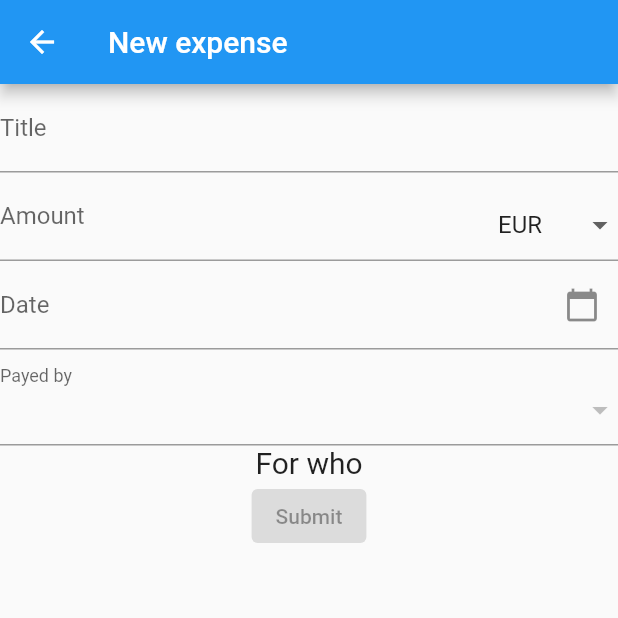
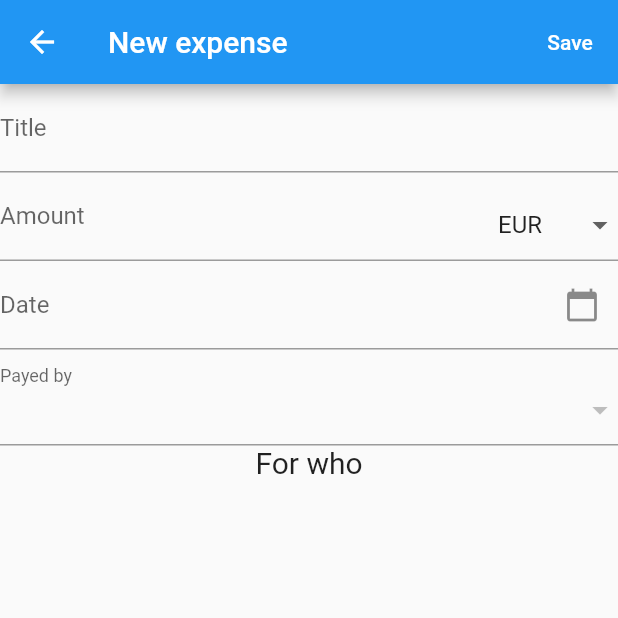
Before and after one commit to JackieJoker/sye, a Flutter app: the screen it shows after launch, after a tap on the "add" icon, on a phone screen of 412 x 824 dp, the top half of it. Run offline on Flutter 3.47's test engine with Material 2 defaults, Android fonts, the phone set to English and light mode, and no system bars; drawn by our look-alikes of reactive_forms; our stand-ins replace device_info_plus, firebase_core, firebase_database, flutter_slidable; missing offline and left inert: flutterfire_ui; accounts and stored records are empty.

Commit message:
Improved Submit functionality in the ExpenseForm.

```diff
--- a/lib/expense_form.dart
+++ b/lib/expense_form.dart
@@ -5,27 +5,16 @@ import 'package:reactive_forms/reactive_forms.dart';
 import 'package:intl/intl.dart';
 import 'package:sye/expense_users_form.dart';
 import 'db.dart';
+import 'expense_form_model.dart';
 
 class ExpenseForm extends StatelessWidget {
   final String _groupId;
-  ExpenseForm({required String groupId, Key? key}) : _groupId = groupId, super(key: key);
-
-  /// decimalRegExp is a regular expression (regex) that defines a decimal number
-  /// with '.' as divider between integer and decimal part.
-  /// Ex. 35.7 | 7 | 0.954
-  static const decimalRegExp = r'^\d+(\.\d+)?$';
-
-  final FormGroup form = fb.group({
-        'title': ['', Validators.required],
-        'amount': FormControl<String>(validators: [Validators.required, Validators.pattern(decimalRegExp)]),
-        'currency': 'eur',
-        'date': [DateTime.now()],
-        'payer': ['', Validators.required], //key of the user
-        'users': FormArray<bool>([]),
-      });
+  final ExpenseFormModel _model;
+  const ExpenseForm({required String groupId, required ExpenseFormModel model, Key? key}) : _groupId = groupId, _model = model, super(key: key);
 
   @override
   Widget build(BuildContext context) {
+    final form = _model.form;
     return ReactiveFormBuilder(
     form: () => form,
       builder: (context, form, child) {
@@ -39,7 +28,7 @@ class ExpenseForm extends StatelessWidget {
               ),
             ),
             Row(
-              crossAxisAlignment: CrossAxisAlignment.end,
+              crossAxisAlignment: CrossAxisAlignment.start,
               children: [
                 Flexible(
                   flex: 5,
@@ -53,7 +42,9 @@ class ExpenseForm extends StatelessWidget {
                       inputFormatters: [FilteringTextInputFormatter.allow(RegExp(r'[0-9.]'))],
                   ),
                 ),
-                SizedBox(
+                Padding(
+                  padding: const EdgeInsets.only(top: 11),
+                  child: SizedBox(
                     width: 80,
                     child: ReactiveDropdownField<String>(
                       isExpanded: true,
@@ -64,6 +55,7 @@ class ExpenseForm extends StatelessWidget {
                           child: Text('EUR'),
                         ),
                       ],
+                    ),
                   ),
                 ),
               ],
@@ -118,30 +110,9 @@ class ExpenseForm extends StatelessWidget {
               ),
             ),
             ExpenseUsersForm(form: form, groupId: _groupId,),
-            ReactiveFormConsumer(
-              builder: (BuildContext context, FormGroup formGroup, Widget? child) {
-                return ElevatedButton(
-                  child: const Text('Submit'),
-                  onPressed: form.valid ? _onSubmit : null,
-                );
-              },
-            ),
           ]),
         );
       },
     );
   }
-  void _onSubmit() {
-    List<bool?> usersBool = form.findControl('users')!.value as List<bool?>;
-    Map<String, String> selectedUsers = {};
-    for(int i = 0; i < usersBool.length; i++){
-      if (usersBool[i]!) selectedUsers[DB.userKeys[i]] = DB.users[i];
 }
-    Map? edited = Map.of(form.value);
-    edited.update('users', (value) => selectedUsers) as Map?;
-    edited.update('date', (value) => value.toString());
-    edited.update('amount', (value) => double.parse(value));
-    DB.addExpense(_groupId, edited);
-    //form.reset();
-  }
-}
--- /dev/null
+++ b/lib/expense_form_model.dart
@@ -0,0 +1,17 @@
+import 'package:reactive_forms/reactive_forms.dart';
+
+class ExpenseFormModel{
+  /// decimalRegExp is a regular expression (regex) that defines a decimal number
+  /// with '.' as divider between integer and decimal part.
+  /// Ex. 35.7 | 7 | 0.954
+  static const decimalRegExp = r'^\d+(\.\d+)?$';
+
+  final FormGroup form = fb.group({
+    'title': ['', Validators.required],
+    'amount': FormControl<String>(validators: [Validators.required, Validators.pattern(decimalRegExp)]),
+    'currency': 'eur',
+    'date': [DateTime.now()],
+    'payer': ['', Validators.required], //key of the user
+    'users': FormArray<bool>([]),
+  });
+}
--- a/lib/new_expense_page.dart
+++ b/lib/new_expense_page.dart
@@ -1,17 +1,58 @@
 import 'package:flutter/material.dart';
 import 'package:sye/expense_form.dart';
 
+import 'db.dart';
+import 'expense_form_model.dart';
+
 class NewExpensePage extends StatelessWidget {
   final String _groupId;
-  const NewExpensePage({required String groupId, Key? key}) : _groupId = groupId, super(key: key);
+
+  final ExpenseFormModel _model = ExpenseFormModel();
+
+  NewExpensePage({required String groupId, Key? key})
+      : _groupId = groupId,
+        super(key: key);
 
   @override
   Widget build(BuildContext context) {
+    final form = _model.form;
     return Scaffold(
-        appBar: AppBar(
-          title: const Text("New expense"),
-        ),
-        body: ExpenseForm(groupId: _groupId,),
+      appBar: AppBar(
+        title: const Text("New expense"),
+        actions: <Widget>[
+          TextButton(
+              child: const Text(
+                "Save",
+                style: TextStyle(
+                  color: Colors.white,
+                ),
+              ),
+              onPressed: () {
+                if (form.valid) {
+                  _onSubmit();
+                  Navigator.pop(context);
+                } else {
+                  form.markAllAsTouched();
+                }
+              })
+        ],
+      ),
+      body: ExpenseForm(groupId: _groupId, model: _model),
     );
   }
+
+  void _onSubmit() {
+    final form = _model.form;
+    List<bool?> usersBool = form.findControl('users')!.value as List<bool?>;
+    Map<String, String> selectedUsers = {};
+    for (int i = 0; i < usersBool.length; i++) {
+      if (usersBool[i]!) selectedUsers[DB.userKeys[i]] = DB.users[i];
+    }
+    Map? edited = Map.of(form.value);
+    edited.update('users', (value) => selectedUsers) as Map?;
+    edited.update('date', (value) => value.toString());
+    edited.update('amount', (value) => double.parse(value));
+    DB.addExpense(_groupId, edited);
+    form.reset();
+  }
 }
```
Lines whose indentation alone changed are shown as unchanged.
